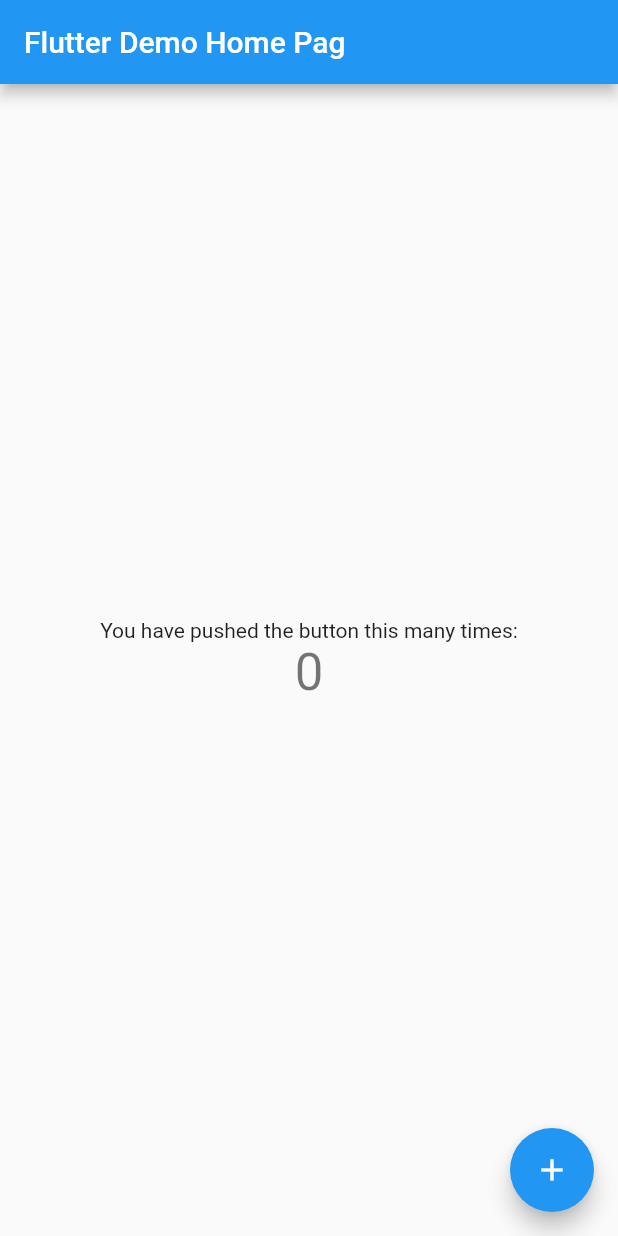
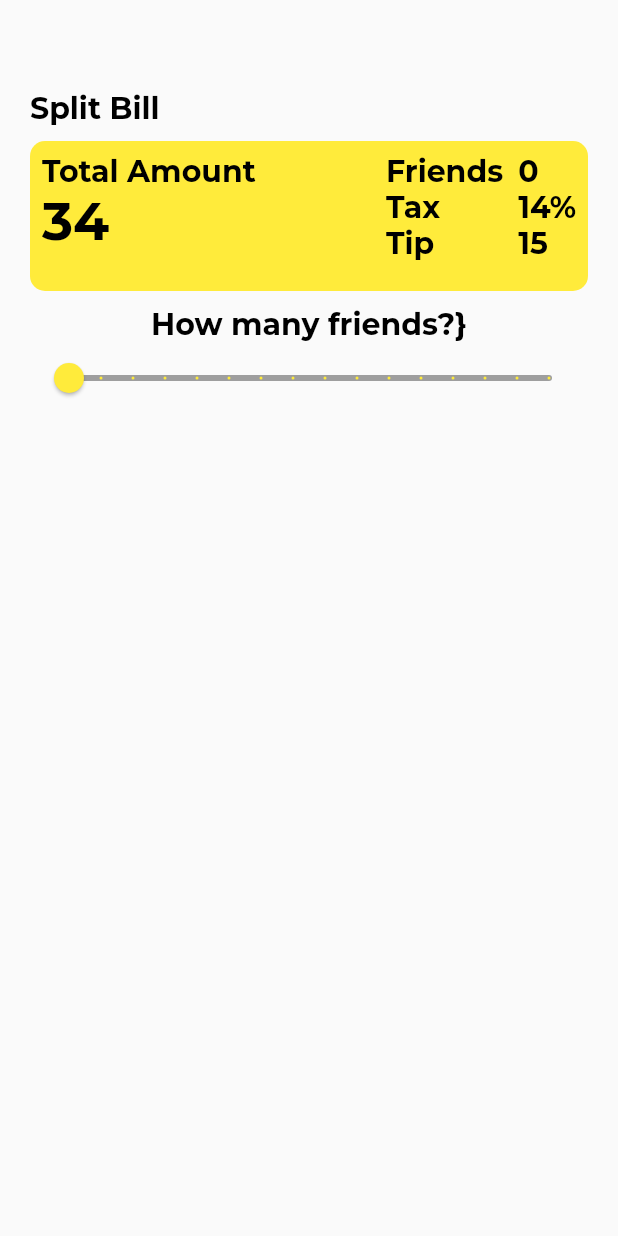
Before and after one commit to TheKetan2/bill-split-app-flutter, a Flutter app: the screen it shows after launch, on a phone screen of 412 x 824 dp. Run offline on Flutter 3.47's test engine with Material 2 defaults, Android fonts, the phone set to English and light mode, and no system bars; our stand-ins replace google_fonts.

Commit message:
added infocard, slider for friends

```diff
--- /dev/null
+++ b/bill_split_app_flutter/lib/home.dart
@@ -0,0 +1,118 @@
+import 'package:flutter/material.dart';
+import 'package:google_fonts/google_fonts.dart';
+
+class BillSplit extends StatefulWidget {
+  const BillSplit({Key? key}) : super(key: key);
+
+  @override
+  State<BillSplit> createState() => _BillSplitState();
+}
+
+class _BillSplitState extends State<BillSplit> {
+  TextStyle infoStyle = GoogleFonts.montserrat(
+    fontSize: 20,
+    fontWeight: FontWeight.w700,
+    color: Colors.black,
+  );
+  double friendsCount = 0;
+  @override
+  Widget build(BuildContext context) {
+    return Scaffold(
+      body: Container(
+        margin: const EdgeInsets.only(
+          left: 20,
+          right: 20,
+        ),
+        child: Column(
+          children: [
+            Container(
+              alignment: Alignment.centerLeft,
+              margin: const EdgeInsets.only(
+                top: 60,
+              ),
+              child: Text(
+                "Split Bill",
+                style: infoStyle,
+              ),
+            ),
+            const SizedBox(
+              height: 10,
+            ),
+            Container(
+              width: MediaQuery.of(context).size.width,
+              height: 100,
+              decoration: BoxDecoration(
+                color: Colors.yellow,
+                borderRadius: BorderRadius.circular(10.0),
+              ),
+              child: Row(
+                mainAxisAlignment: MainAxisAlignment.spaceBetween,
+                children: [
+                  Padding(
+                    padding: const EdgeInsets.all(8.0),
+                    child: Column(
+                      crossAxisAlignment: CrossAxisAlignment.start,
+                      children: [
+                        Text(
+                          "Total Amount",
+                          style: infoStyle,
+                        ),
+                        Text(
+                          "34",
+                          style: infoStyle.copyWith(fontSize: 35),
+                        ),
+                      ],
+                    ),
+                  ),
+                  Padding(
+                    padding: const EdgeInsets.all(8.0),
+                    child: Row(
+                      children: [
+                        Column(
+                          crossAxisAlignment: CrossAxisAlignment.start,
+                          children: [
+                            Text("Friends", style: infoStyle),
+                            Text("Tax", style: infoStyle),
+                            Text("Tip", style: infoStyle),
+                          ],
+                        ),
+                        const SizedBox(
+                          width: 10,
+                        ),
+                        Column(
+                          crossAxisAlignment: CrossAxisAlignment.start,
+                          children: [
+                            Text(friendsCount.toInt().toString(),
+                                style: infoStyle),
+                            Text("14%", style: infoStyle),
+                            Text("15", style: infoStyle),
+                          ],
+                        )
+                      ],
+                    ),
+                  )
+                ],
+              ),
+            ),
+            const SizedBox(
+              height: 10,
+            ),
+            Text("How many friends?}", style: infoStyle),
+            Slider(
+                min: 0,
+                max: 15,
+                divisions: 15,
+                activeColor: Colors.yellow,
+                inactiveColor: Colors.grey,
+                value: friendsCount,
+                onChanged: (value) {
+                  setState(() {
+                    friendsCount = value;
+                  });
+                })
+          ],
+        ),
+      ),
+    );
+  }
+}
--- a/bill_split_app_flutter/lib/main.dart
+++ b/bill_split_app_flutter/lib/main.dart
@@ -1,4 +1,5 @@
 import 'package:flutter/material.dart';
+import 'home.dart';
 
 void main() {
   runApp(const MyApp());
@@ -11,105 +12,12 @@
   @override
   Widget build(BuildContext context) {
     return MaterialApp(
-      title: 'Flutter Demo',
+      title: 'Bill Split App',
+      debugShowCheckedModeBanner: false,
       theme: ThemeData(
-        // This is the theme of your application.
-        //
-        // Try running your application with "flutter run". You'll see the
-        // application has a blue toolbar. Then, without quitting the app, try
-        // changing the primarySwatch below to Colors.green and then invoke
-        // "hot reload" (press "r" in the console where you ran "flutter run",
-        // or simply save your changes to "hot reload" in a Flutter IDE).
-        // Notice that the counter didn't reset back to zero; the application
-        // is not restarted.
         primarySwatch: Colors.blue,
       ),
-      home: const MyHomePage(title: 'Flutter Demo Home Pag'),
+      home: BillSplit(),
     );
   }
 }
-
-class MyHomePage extends StatefulWidget {
-  const MyHomePage({Key? key, required this.title}) : super(key: key);
-
-  // This widget is the home page of your application. It is stateful, meaning
-  // that it has a State object (defined below) that contains fields that affect
-  // how it looks.
-
-  // This class is the configuration for the state. It holds the values (in this
-  // case the title) provided by the parent (in this case the App widget) and
-  // used by the build method of the State. Fields in a Widget subclass are
-  // always marked "final".
-
-  final String title;
-
-  @override
-  State<MyHomePage> createState() => _MyHomePageState();
-}
-
-class _MyHomePageState extends State<MyHomePage> {
-  int _counter = 0;
-
-  void _incrementCounter() {
-    setState(() {
-      // This call to setState tells the Flutter framework that something has
-      // changed in this State, which causes it to rerun the build method below
-      // so that the display can reflect the updated values. If we changed
-      // _counter without calling setState(), then the build method would not be
-      // called again, and so nothing would appear to happen.
-      _counter++;
-    });
-  }
-
-  @override
-  Widget build(BuildContext context) {
-    // This method is rerun every time setState is called, for instance as done
-    // by the _incrementCounter method above.
-    //
-    // The Flutter framework has been optimized to make rerunning build methods
-    // fast, so that you can just rebuild anything that needs updating rather
-    // than having to individually change instances of widgets.
-    return Scaffold(
-      appBar: AppBar(
-        // Here we take the value from the MyHomePage object that was created by
-        // the App.build method, and use it to set our appbar title.
-        title: Text(widget.title),
-      ),
-      body: Center(
-        // Center is a layout widget. It takes a single child and positions it
-        // in the middle of the parent.
-        child: Column(
-          // Column is also a layout widget. It takes a list of children and
-          // arranges them vertically. By default, it sizes itself to fit its
-          // children horizontally, and tries to be as tall as its parent.
-          //
-          // Invoke "debug painting" (press "p" in the console, choose the
-          // "Toggle Debug Paint" action from the Flutter Inspector in Android
-          // Studio, or the "Toggle Debug Paint" command in Visual Studio Code)
-          // to see the wireframe for each widget.
-          //
-          // Column has various properties to control how it sizes itself and
-          // how it positions its children. Here we use mainAxisAlignment to
-          // center the children vertically; the main axis here is the vertical
-          // axis because Columns are vertical (the cross axis would be
-          // horizontal).
-          mainAxisAlignment: MainAxisAlignment.center,
-          children: <Widget>[
-            const Text(
-              'You have pushed the button this many times:',
-            ),
-            Text(
-              '$_counter',
-              style: Theme.of(context).textTheme.headline4,
-            ),
-          ],
-        ),
-      ),
-      floatingActionButton: FloatingActionButton(
-        onPressed: _incrementCounter,
-        tooltip: 'Increment',
-        child: const Icon(Icons.add),
-      ), // This trailing comma makes auto-formatting nicer for build methods.
-    );
-  }
-}
--- a/bill_split_app_flutter/pubspec.yaml
+++ b/bill_split_app_flutter/pubspec.yaml
@@ -3,7 +3,7 @@
 
 # The following line prevents the package from being accidentally published to
 # pub.dev using `flutter pub publish`. This is preferred for private packages.
-publish_to: 'none' # Remove this line if you wish to publish to pub.dev
+publish_to: "none" # Remove this line if you wish to publish to pub.dev
 
 # The following defines the version and build number for your application.
 # A version number is three numbers separated by dots, like 1.2.43
@@ -30,10 +30,10 @@
   flutter:
     sdk: flutter
 
-
   # The following adds the Cupertino Icons font to your application.
   # Use with the CupertinoIcons class for iOS style icons.
   cupertino_icons: ^1.0.2
+  google_fonts: ^3.0.1
 
 dev_dependencies:
   flutter_test:
@@ -51,7 +51,6 @@
 
 # The following section is specific to Flutter packages.
 flutter:
-
   # The following line ensures that the Material Icons font is
   # included with your application, so that you can use the icons in
   # the material Icons class.
```
Also changed, not shown: bill_split_app_flutter/pubspec.lock, 1 other file.
